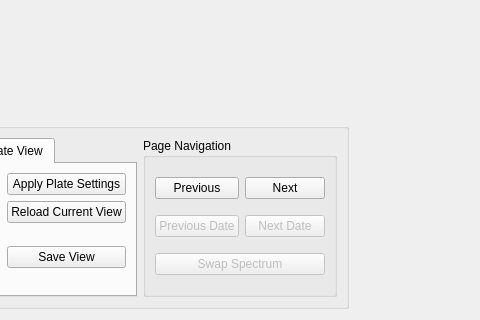
Hauptman-Woodward/Marco_Polo, file pyqt_designer/plate_inspector_widget.ui: the form before one commit; both pictures show x 319 to 799 and y 312 to 632 of the 949 by 632 pixel window.
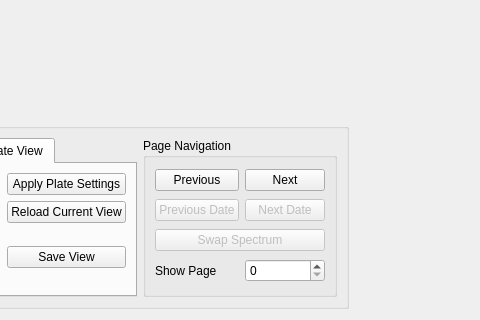
The form after the commit. Custom widgets are drawn as their Qt base class.

Commit message: fix issue where coloring by human class didnt work

What changed in the file:
```diff
--- a/pyqt_designer/plate_inspector_widget.ui
+++ b/pyqt_designer/plate_inspector_widget.ui
@@ -131,7 +131,17 @@
             <string>Previous</string>
            </property>
            <property name="shortcut">
-            <string>Left</string>
+            <string>Right</string>
+           </property>
+          </widget>
+         </item>
+         <item row="3" column="1">
+          <widget class="QSpinBox" name="spinBox"/>
+         </item>
+         <item row="3" column="0">
+          <widget class="QLabel" name="label_3">
+           <property name="text">
+            <string>Show Page</string>
            </property>
           </widget>
          </item>
```
Left out of the diff: 18 changed lines with no effect on the pictures. The commit also changes 4 other files.
